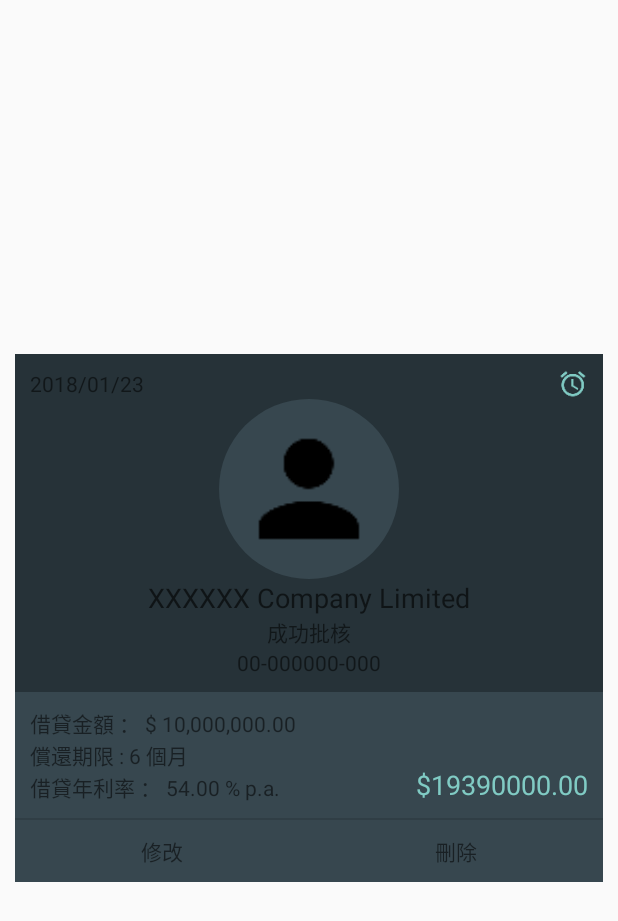
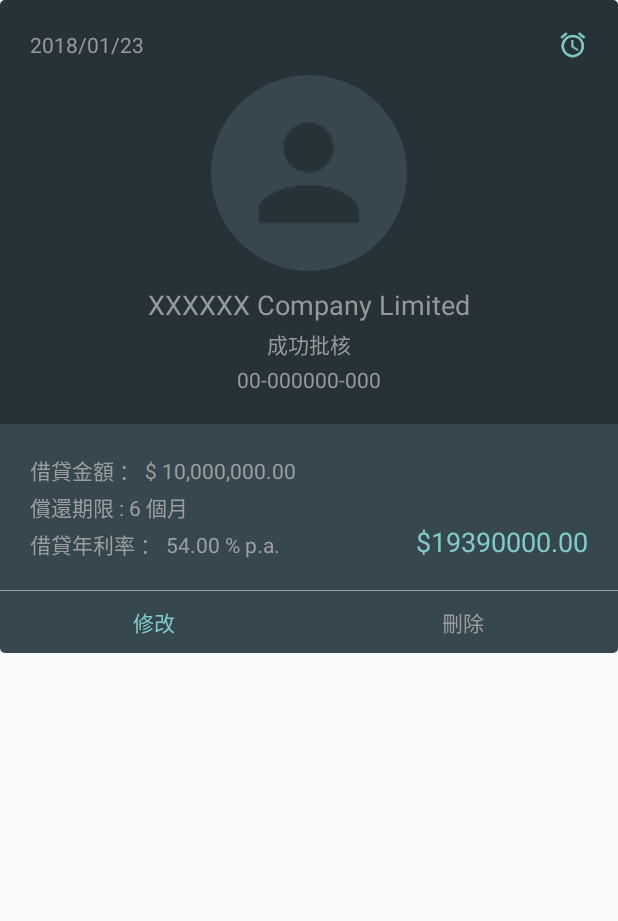
Before and after one commit to laibi0923/FalconCalcultor, an Android app: the layout aa_wish_item.xml on its own in the app's theme, with its tools: preview values and no code run, on a phone screen of 412 x 824 dp. Shown: the top 921 px of the screen. Run offline under Robolectric (Android 15) with nearby library versions, the phone set to English and light mode, and no system bars.

Commit message:
update 251/1/2018

```diff
--- a/app/src/main/java/com/savtor/Wish_List/WishList_Main.java
+++ b/app/src/main/java/com/savtor/Wish_List/WishList_Main.java
@@ -153,7 +153,7 @@ public class WishList_Main extends Fragment {
             @Override
             public boolean onQueryTextChange(String newText) {
 
-                final List<Favouite_Item> search_list = filter(getDataBase_Data() ,newText);
+                final List<Favouite_Item> search_list = filter(getDataBase_Data() ,newText.toLowerCase());
                 fav_adapter.setFilter(search_list);
 
                 return true;
--- /dev/null
+++ b/app/src/main/res/drawable/wishlist_bot_bg.xml
@@ -0,0 +1,18 @@
+<?xml version="1.0" encoding="utf-8"?>
+<shape  xmlns:android="http://schemas.android.com/apk/res/android"
+    android:shape = "rectangle">
+
+    <corners
+        android:bottomLeftRadius="3dp"
+        android:bottomRightRadius="3dp"/>
+    <!-- 圆角，你也可以对不同的角设置不同的数值 -->
+
+    <solid android:color="@color/blue_grey_800" />
+    <!-- 形状的填充色 -->
+
+    <stroke
+        android:width="0dp"
+        android:color="#CCCCCC" />
+    <!-- 边框宽度和颜色 -->
+
+</shape >
--- /dev/null
+++ b/app/src/main/res/drawable/wishlist_top_bg.xml
@@ -0,0 +1,18 @@
+<?xml version="1.0" encoding="utf-8"?>
+<shape  xmlns:android="http://schemas.android.com/apk/res/android"
+    android:shape = "rectangle">
+
+    <corners
+        android:topLeftRadius="3dp"
+        android:topRightRadius="3dp"/>
+    <!-- 圆角，你也可以对不同的角设置不同的数值 -->
+
+    <solid android:color="@color/blue_grey_900" />
+    <!-- 形状的填充色 -->
+
+    <stroke
+        android:width="0dp"
+        android:color="#CCCCCC" />
+    <!-- 边框宽度和颜色 -->
+
+</shape >
--- a/app/src/main/res/layout/aa_wish_item.xml
+++ b/app/src/main/res/layout/aa_wish_item.xml
@@ -2,27 +2,23 @@
 <LinearLayout
 	xmlns:android="http://schemas.android.com/apk/res/android"
 	android:layout_width="fill_parent"
-	android:layout_height="fill_parent"
+	android:layout_height="wrap_content"
 	android:orientation="vertical"
-	android:gravity="center">
+	android:gravity="center"
+	android:paddingBottom="10dp">
 
 	<LinearLayout
-		android:background="@color/blue_grey_800"
+		android:background="@drawable/wishlist_top_bg"
 		android:layout_height="wrap_content"
 		android:layout_width="match_parent"
-		android:orientation="vertical"
-		android:layout_margin="10dp">
+		android:orientation="vertical">
 
 		<LinearLayout
-			android:background="@color/blue_grey_900"
 			android:layout_height="wrap_content"
 			android:layout_width="match_parent"
 			android:orientation="vertical"
 			android:gravity="center"
-			android:paddingTop="10dp"
-			android:paddingRight="10dp"
-			android:paddingLeft="10dp"
-			android:paddingBottom="10dp">
+			android:padding="20dp">
 
 			<LinearLayout
 				android:layout_height="wrap_content"
@@ -34,14 +30,17 @@
 					android:textAppearance="?android:attr/textAppearanceSmall"
 					android:layout_width="wrap_content"
 					android:text="2018/01/23"
-					android:layout_weight="1.0"/>
+					android:layout_weight="1.0"
+					android:textColor="@color/TextColor_Gray"
+					android:id="@+id/last_modfiy" />
 
 				<ImageView
 					android:layout_height="20dp"
 					android:layout_width="20dp"
 					android:tint="@color/deep_teal_200"
 					android:src="@drawable/ic_alarm_black_24dp"
-					android:layout_gravity="right"/>
+					android:layout_gravity="right"
+					android:id="@+id/alarm_icon" />
 
 			</LinearLayout>
 
@@ -50,12 +49,15 @@
 				android:layout_width="wrap_content"
 				android:background="@drawable/cirle_bg"
 				android:orientation="horizontal"
-				android:padding="10dp">
+				android:padding="15dp"
+				android:layout_margin="10dp">
 
 				<ImageView
 					android:src="@drawable/ic_person_black_48dp"
 					android:layout_height="100dp"
-					android:layout_width="100dp"/>
+					android:layout_width="100dp"
+					android:tint="@color/blue_grey_900"
+					android:id="@+id/product_type_icon" />
 
 			</LinearLayout>
 
@@ -64,27 +66,43 @@
 				android:textAppearance="?android:attr/textAppearanceMedium"
 				android:layout_width="wrap_content"
 				android:text="XXXXXX Company Limited"
-				android:textAlignment="center"/>
+				android:textAlignment="center"
+				android:textColor="@color/TextColor_Gray"
+				android:id="@+id/product_name" />
 
 			<TextView
 				android:layout_height="wrap_content"
 				android:textAppearance="?android:attr/textAppearanceSmall"
 				android:layout_width="wrap_content"
-				android:text="成功批核"/>
+				android:text="成功批核"
+				android:textColor="@color/TextColor_Gray"
+				android:paddingTop="3dp"
+				android:paddingBottom="3dp"
+				android:id="@+id/approval_status" />
 
 			<TextView
 				android:layout_height="wrap_content"
 				android:textAppearance="?android:attr/textAppearanceSmall"
 				android:layout_width="wrap_content"
-				android:text="00-000000-000"/>
+				android:text="00-000000-000"
+				android:textColor="@color/TextColor_Gray"
+				android:id="@+id/loan_number" />
 
 		</LinearLayout>
+
+	</LinearLayout>
+
+	<LinearLayout
+		android:orientation="vertical"
+		android:layout_width="match_parent"
+		android:layout_height="wrap_content"
+		android:background="@drawable/wishlist_bot_bg">
 
 		<LinearLayout
 			android:layout_height="wrap_content"
 			android:layout_width="match_parent"
 			android:orientation="horizontal"
-			android:padding="10dp">
+			android:padding="20dp">
 
 			<LinearLayout
 				android:layout_height="wrap_content"
@@ -95,19 +113,27 @@
 					android:layout_height="wrap_content"
 					android:textAppearance="?android:attr/textAppearanceSmall"
 					android:layout_width="wrap_content"
-					android:text="借貸金額 ： $ 10,000,000.00"/>
+					android:text="借貸金額 ： $ 10,000,000.00"
+					android:textColor="@color/TextColor_Gray"
+					android:id="@+id/loan_amount" />
 
 				<TextView
 					android:layout_height="wrap_content"
 					android:textAppearance="?android:attr/textAppearanceSmall"
 					android:layout_width="wrap_content"
-					android:text="償還期限 : 6 個月"/>
+					android:text="償還期限 : 6 個月"
+					android:textColor="@color/TextColor_Gray"
+					android:paddingBottom="3dp"
+					android:paddingTop="3dp"
+					android:id="@+id/loan_trems" />
 
 				<TextView
 					android:layout_height="wrap_content"
 					android:textAppearance="?android:attr/textAppearanceSmall"
 					android:layout_width="wrap_content"
-					android:text="借貸年利率 ： 54.00 % p.a."/>
+					android:text="借貸年利率 ： 54.00 % p.a."
+					android:textColor="@color/TextColor_Gray"
+					android:id="@+id/loan_rate" />
 
 			</LinearLayout>
 
@@ -123,15 +149,16 @@
 					android:textAppearance="?android:attr/textAppearanceMedium"
 					android:layout_width="wrap_content"
 					android:text="$19390000.00"
-					android:layout_gravity="right"/>
+					android:layout_gravity="right"
+					android:id="@+id/loan_installment" />
 
 			</LinearLayout>
 
 		</LinearLayout>
 
 		<View
-			android:background="?android:attr/dividerVertical"
-			android:layout_height="1dp"
+			android:background="@color/TextColor_Gray"
+			android:layout_height="0.5dp"
 			android:layout_width="match_parent"/>
 
 		<LinearLayout
@@ -139,28 +166,52 @@
 			android:layout_width="match_parent"
 			android:orientation="horizontal">
 
-			<TextView
-				android:layout_height="wrap_content"
-				android:textAppearance="?android:attr/textAppearanceSmall"
+			<LinearLayout
+				android:orientation="horizontal"
 				android:layout_width="match_parent"
+				android:layout_height="match_parent"
+				android:layout_weight="1"
+				android:gravity="center"
+				android:clickable="true"
 				android:background="?attr/selectableItemBackgroundBorderless"
-				android:text="修改"
-				android:clickable="true"
-				android:layout_weight="1.0"
-				android:padding="10dp"
-				android:textAlignment="center"
-				android:gravity="center"/>
+				android:id="@+id/edit_btn">
 
 				<TextView
                     android:layout_height="wrap_content"
                     android:textAppearance="?android:attr/textAppearanceSmall"
+                    android:layout_width="wrap_content"
+                    android:background="?attr/selectableItemBackgroundBorderless"
+                    android:text="修改"
+                    android:clickable="false"
+					android:padding="10dp"
+                    android:textAlignment="center"
+                    android:gravity="center"
+                    android:textColor="@color/deep_teal_200"
+                    android:id="@+id/edit_text" />
+			</LinearLayout>
+
+			<LinearLayout
+                android:orientation="horizontal"
                 android:layout_width="match_parent"
-				android:text="刪除"
+                android:layout_height="match_parent"
+				android:layout_weight="1"
+				android:gravity="center"
 				android:clickable="true"
 				android:background="?attr/selectableItemBackgroundBorderless"
-				android:layout_weight="1.0"
+				android:id="@+id/del_btnn">
+
+				<TextView
+                    android:layout_height="wrap_content"
+                    android:textAppearance="?android:attr/textAppearanceSmall"
+                    android:layout_width="wrap_content"
+                    android:text="刪除"
+                    android:clickable="false"
+                    android:background="?attr/selectableItemBackgroundBorderless"
 					android:gravity="center"
-				android:padding="10dp"/>
+                    android:padding="10dp"
+                    android:textColor="@color/TextColor_Gray"
+                    android:id="@+id/del_text" />
+			</LinearLayout>
 
 		</LinearLayout>
 
```
Also changed, not shown: app/src/main/java/com/savtor/Credit_Profile/Product_Type.java (+4 -5 lines), app/src/main/java/com/savtor/Wish_List/WishList_Adapter.java (+23 -90 lines), app/src/main/java/com/savtor/Wish_List/WishList_ViewHolder.java (+32 -23 lines), app/src/main/res/drawable/dot_active.xml (renamed from app/src/main/res/drawable/active_dot.xml), app/src/main/res/drawable/dot_non_active.xml (renamed from app/src/main/res/drawable/non_active_dot.xml). Lines whose indentation alone changed are shown as unchanged.
